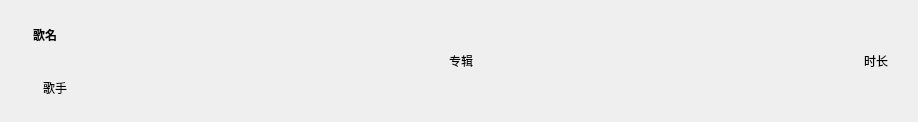
Before: the Qt Designer form customitem.ui in hhhyxy/MusicPlayer-in-Qt-Plus, drawn with Qt 5.
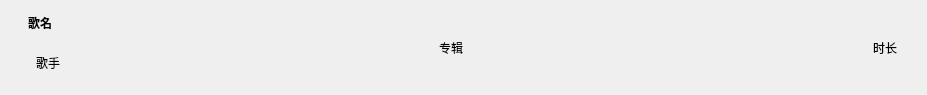
After: the same form once the commit is applied. Icons and pictures are not drawn.

```diff
--- a/customitem.ui
+++ b/customitem.ui
@@ -6,16 +6,22 @@
    <rect>
     <x>0</x>
     <y>0</y>
-    <width>918</width>
-    <height>122</height>
+    <width>927</width>
+    <height>95</height>
    </rect>
   </property>
   <property name="sizePolicy">
-   <sizepolicy hsizetype="Preferred" vsizetype="Expanding">
+   <sizepolicy hsizetype="MinimumExpanding" vsizetype="Preferred">
     <horstretch>0</horstretch>
     <verstretch>0</verstretch>
    </sizepolicy>
   </property>
+  <property name="maximumSize">
+   <size>
+    <width>15645623</width>
+    <height>100</height>
+   </size>
+  </property>
   <property name="font">
    <font>
     <stylestrategy>PreferAntialias</stylestrategy>
@@ -30,14 +36,20 @@
   <property name="styleSheet">
    <string notr="true"/>
   </property>
-  <layout class="QGridLayout" name="gridLayout">
-   <property name="leftMargin">
-    <number>20</number>
+  <layout class="QHBoxLayout" name="horizontalLayout">
+   <property name="spacing">
+    <number>10</number>
+   </property>
+   <property name="topMargin">
+    <number>0</number>
    </property>
    <property name="rightMargin">
     <number>30</number>
    </property>
-   <item row="0" column="0" rowspan="2">
+   <property name="bottomMargin">
+    <number>0</number>
+   </property>
+   <item>
     <widget class="QLabel" name="label_albumPic">
      <property name="sizePolicy">
       <sizepolicy hsizetype="Fixed" vsizetype="Fixed">
@@ -47,8 +59,8 @@
      </property>
      <property name="maximumSize">
       <size>
-       <width>100</width>
-       <height>100</height>
+       <width>40</width>
+       <height>40</height>
       </size>
      </property>
      <property name="baseSize">
@@ -68,29 +80,88 @@
      </property>
     </widget>
    </item>
-   <item row="0" column="1">
-    <widget class="QLabel" name="label_songName">
-     <property name="sizePolicy">
-      <sizepolicy hsizetype="MinimumExpanding" vsizetype="Preferred">
-       <horstretch>0</horstretch>
-       <verstretch>0</verstretch>
-      </sizepolicy>
+   <item>
+    <layout class="QVBoxLayout" name="verticalLayout">
+     <property name="spacing">
+      <number>0</number>
      </property>
-     <property name="font">
-      <font>
-       <bold>true</bold>
-       <stylestrategy>PreferAntialias</stylestrategy>
-      </font>
+     <property name="topMargin">
+      <number>10</number>
      </property>
-     <property name="text">
-      <string>歌名</string>
+     <property name="bottomMargin">
+      <number>10</number>
      </property>
-    </widget>
+     <item>
+      <widget class="QLabel" name="label_songName">
+       <property name="sizePolicy">
+        <sizepolicy hsizetype="Expanding" vsizetype="Minimum">
+         <horstretch>0</horstretch>
+         <verstretch>0</verstretch>
+        </sizepolicy>
+       </property>
+       <property name="maximumSize">
+        <size>
+         <width>16777215</width>
+         <height>32</height>
+        </size>
+       </property>
+       <property name="font">
+        <font>
+         <bold>true</bold>
+         <stylestrategy>PreferAntialias</stylestrategy>
+        </font>
+       </property>
+       <property name="text">
+        <string>歌名</string>
+       </property>
+       <property name="textFormat">
+        <enum>Qt::PlainText</enum>
+       </property>
+       <property name="alignment">
+        <set>Qt::AlignLeading|Qt::AlignLeft|Qt::AlignTop</set>
+       </property>
+       <property name="margin">
+        <number>0</number>
+       </property>
+      </widget>
+     </item>
+     <item>
+      <widget class="QLabel" name="label_author">
+       <property name="sizePolicy">
+        <sizepolicy hsizetype="MinimumExpanding" vsizetype="Minimum">
+         <horstretch>0</horstretch>
+         <verstretch>0</verstretch>
+        </sizepolicy>
+       </property>
+       <property name="maximumSize">
+        <size>
+         <width>16777215</width>
+         <height>30</height>
+        </size>
+       </property>
+       <property name="text">
+        <string>歌手</string>
+       </property>
+       <property name="textFormat">
+        <enum>Qt::PlainText</enum>
+       </property>
+       <property name="alignment">
+        <set>Qt::AlignBottom|Qt::AlignLeading|Qt::AlignLeft</set>
+       </property>
+       <property name="margin">
+        <number>-2</number>
+       </property>
+       <property name="indent">
+        <number>8</number>
+       </property>
+      </widget>
+     </item>
+    </layout>
    </item>
-   <item row="0" column="2" rowspan="2">
+   <item alignment="Qt::AlignHCenter">
     <widget class="QLabel" name="label_albumName">
      <property name="sizePolicy">
-      <sizepolicy hsizetype="MinimumExpanding" vsizetype="Preferred">
+      <sizepolicy hsizetype="Preferred" vsizetype="Preferred">
        <horstretch>0</horstretch>
        <verstretch>0</verstretch>
       </sizepolicy>
@@ -100,29 +171,32 @@
      </property>
     </widget>
    </item>
-   <item row="0" column="3" rowspan="2">
+   <item>
+    <spacer name="horizontalSpacer">
+     <property name="orientation">
+      <enum>Qt::Horizontal</enum>
+     </property>
+     <property name="sizeHint" stdset="0">
+      <size>
+       <width>40</width>
+       <height>20</height>
+      </size>
+     </property>
+    </spacer>
+   </item>
+   <item>
     <widget class="QLabel" name="label_duration">
+     <property name="sizePolicy">
+      <sizepolicy hsizetype="Fixed" vsizetype="Preferred">
+       <horstretch>0</horstretch>
+       <verstretch>0</verstretch>
+      </sizepolicy>
+     </property>
      <property name="text">
       <string>时长</string>
      </property>
     </widget>
    </item>
-   <item row="1" column="1">
-    <widget class="QLabel" name="label_author">
-     <property name="sizePolicy">
-      <sizepolicy hsizetype="MinimumExpanding" vsizetype="Preferred">
-       <horstretch>0</horstretch>
-       <verstretch>0</verstretch>
-      </sizepolicy>
-     </property>
-     <property name="text">
-      <string>歌手</string>
-     </property>
-     <property name="indent">
-      <number>10</number>
-     </property>
-    </widget>
-   </item>
   </layout>
  </widget>
  <resources>
```
Left out of the diff: 4 changed lines with no effect on the pictures.
